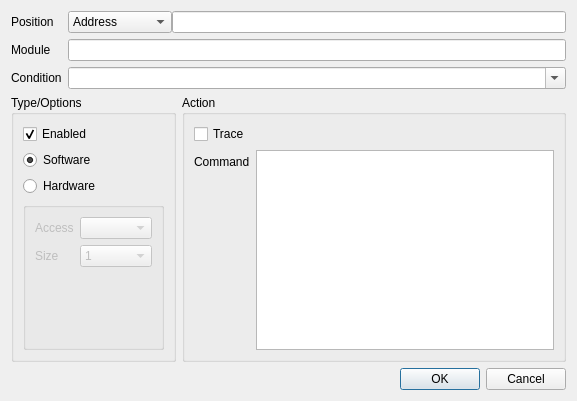
Above: src/dialogs/BreakpointsDialog.ui from rizinorg/cutter before the change. Below: the same form after it.
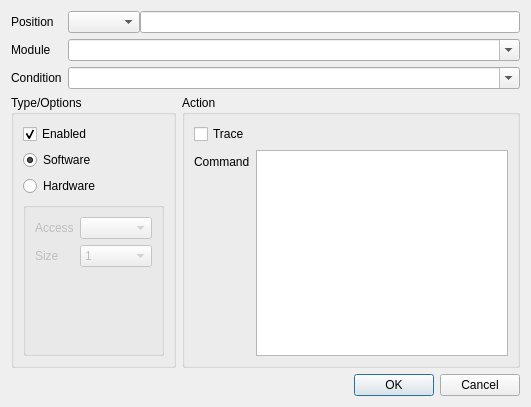
That is the form after the change.

Commit message: Add module list and position type hints.

The edit to the form file:
```diff
--- a/src/dialogs/BreakpointsDialog.ui
+++ b/src/dialogs/BreakpointsDialog.ui
@@ -6,8 +6,8 @@
    <rect>
     <x>0</x>
     <y>0</y>
-    <width>577</width>
-    <height>401</height>
+    <width>531</width>
+    <height>407</height>
    </rect>
   </property>
   <property name="windowTitle">
@@ -45,23 +45,7 @@
          <number>0</number>
         </property>
         <item>
-         <widget class="QComboBox" name="positionType">
-          <item>
-           <property name="text">
-            <string>Address</string>
-           </property>
-          </item>
-          <item>
-           <property name="text">
-            <string>Named</string>
-           </property>
-          </item>
-          <item>
-           <property name="text">
-            <string>Module offset</string>
-           </property>
-          </item>
-         </widget>
+         <widget class="QComboBox" name="positionType"/>
         </item>
         <item>
          <widget class="QLineEdit" name="breakpointPosition"/>
@@ -69,7 +53,7 @@
        </layout>
       </widget>
      </item>
-     <item row="2" column="0">
+     <item row="3" column="0">
       <widget class="QLabel" name="label_2">
        <property name="text">
         <string>Condition</string>
@@ -79,7 +63,7 @@
        </property>
       </widget>
      </item>
-     <item row="2" column="1">
+     <item row="3" column="1">
       <widget class="QComboBox" name="breakpointCondition">
        <property name="sizePolicy">
         <sizepolicy hsizetype="Expanding" vsizetype="Fixed">
@@ -109,7 +93,7 @@
        </item>
       </widget>
      </item>
-     <item row="1" column="0">
+     <item row="2" column="0">
       <widget class="QLabel" name="moduleLabel">
        <property name="text">
         <string>Module</string>
@@ -119,8 +103,18 @@
        </property>
       </widget>
      </item>
-     <item row="1" column="1">
-      <widget class="QLineEdit" name="moduleName"/>
+     <item row="2" column="1">
+      <widget class="QComboBox" name="moduleName">
+       <property name="sizePolicy">
+        <sizepolicy hsizetype="Expanding" vsizetype="Fixed">
+         <horstretch>0</horstretch>
+         <verstretch>0</verstretch>
+        </sizepolicy>
+       </property>
+       <property name="editable">
+        <bool>true</bool>
+       </property>
+      </widget>
      </item>
     </layout>
    </item>
```
The commit also changes 1 other file.
